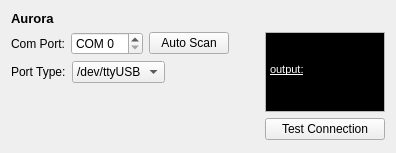
Above: Modules/IGTUI/Qmitk/QmitkNDIAuroraWidget.ui from MITK/MITK before the change. Below: the same form after it.
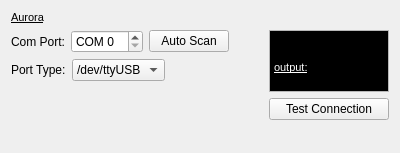
That is the form after the change.

Commit message: some smaller UI changes ... should not affect functionality

Diff of the .ui file:
```diff
--- a/Modules/IGTUI/Qmitk/QmitkNDIAuroraWidget.ui
+++ b/Modules/IGTUI/Qmitk/QmitkNDIAuroraWidget.ui
@@ -6,7 +6,7 @@
    <rect>
     <x>0</x>
     <y>0</y>
-    <width>396</width>
+    <width>400</width>
     <height>153</height>
    </rect>
   </property>
@@ -17,8 +17,8 @@
       <string>&lt;!DOCTYPE HTML PUBLIC &quot;-//W3C//DTD HTML 4.0//EN&quot; &quot;http://www.w3.org/TR/REC-html40/strict.dtd&quot;&gt;
 &lt;html&gt;&lt;head&gt;&lt;meta name=&quot;qrichtext&quot; content=&quot;1&quot; /&gt;&lt;style type=&quot;text/css&quot;&gt;
 p, li { white-space: pre-wrap; }
-&lt;/style&gt;&lt;/head&gt;&lt;body style=&quot; font-family:'MS Shell Dlg 2'; font-size:7.8pt; font-weight:400; font-style:normal;&quot;&gt;
-&lt;p style=&quot; margin-top:0px; margin-bottom:0px; margin-left:0px; margin-right:0px; -qt-block-indent:0; text-indent:0px;&quot;&gt;&lt;span style=&quot; font-size:10pt; font-weight:600;&quot;&gt;Aurora&lt;/span&gt;&lt;/p&gt;&lt;/body&gt;&lt;/html&gt;</string>
+&lt;/style&gt;&lt;/head&gt;&lt;body style=&quot; font-family:'MS Shell Dlg 2'; font-size:8pt; font-weight:400; font-style:normal;&quot;&gt;
+&lt;p style=&quot; margin-top:0px; margin-bottom:0px; margin-left:0px; margin-right:0px; -qt-block-indent:0; text-indent:0px;&quot;&gt;&lt;span style=&quot; text-decoration: underline;&quot;&gt;Aurora&lt;/span&gt;&lt;/p&gt;&lt;/body&gt;&lt;/html&gt;</string>
      </property>
     </widget>
    </item>
@@ -137,7 +137,7 @@
           <string>&lt;!DOCTYPE HTML PUBLIC &quot;-//W3C//DTD HTML 4.0//EN&quot; &quot;http://www.w3.org/TR/REC-html40/strict.dtd&quot;&gt;
 &lt;html&gt;&lt;head&gt;&lt;meta name=&quot;qrichtext&quot; content=&quot;1&quot; /&gt;&lt;style type=&quot;text/css&quot;&gt;
 p, li { white-space: pre-wrap; }
-&lt;/style&gt;&lt;/head&gt;&lt;body style=&quot; font-family:'MS Shell Dlg 2'; font-size:8.25pt; font-weight:400; font-style:normal;&quot; bgcolor=&quot;#000000&quot;&gt;
+&lt;/style&gt;&lt;/head&gt;&lt;body style=&quot; font-family:'MS Shell Dlg 2'; font-size:7.8pt; font-weight:400; font-style:normal;&quot; bgcolor=&quot;#000000&quot;&gt;
 &lt;p style=&quot; margin-top:0px; margin-bottom:0px; margin-left:0px; margin-right:0px; -qt-block-indent:0; text-indent:0px;&quot;&gt;&lt;span style=&quot; font-size:8pt;&quot;&gt;                                          &lt;/span&gt;&lt;/p&gt;
 &lt;p style=&quot; margin-top:0px; margin-bottom:0px; margin-left:0px; margin-right:0px; -qt-block-indent:0; text-indent:0px;&quot;&gt;&lt;span style=&quot; font-size:8pt;&quot;&gt;                                          &lt;/span&gt;&lt;/p&gt;
 &lt;p style=&quot; margin-top:0px; margin-bottom:0px; margin-left:0px; margin-right:0px; -qt-block-indent:0; text-indent:0px;&quot;&gt;&lt;span style=&quot; font-size:8pt; text-decoration: underline; color:#ffffff;&quot;&gt;output:&lt;/span&gt;&lt;span style=&quot; font-size:8pt;&quot;&gt;                                        &lt;/span&gt;&lt;/p&gt;&lt;/body&gt;&lt;/html&gt;</string>
@@ -170,6 +170,19 @@
      </item>
     </layout>
    </item>
+   <item>
+    <spacer name="verticalSpacer">
+     <property name="orientation">
+      <enum>Qt::Vertical</enum>
+     </property>
+     <property name="sizeHint" stdset="0">
+      <size>
+       <width>20</width>
+       <height>40</height>
+      </size>
+     </property>
+    </spacer>
+   </item>
   </layout>
  </widget>
  <resources/>
```
The commit also changes 6 other files.
